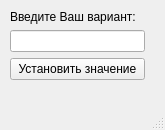
The window that My_Project/add_item.ui (alizalas/QtProject) describes before a commit, drawn with Qt 5.
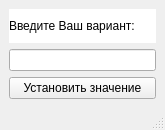
The same window after the commit.

What changed in the file:
```diff
--- a/My_Project/add_item.ui
+++ b/My_Project/add_item.ui
@@ -14,18 +14,12 @@
    <string>MainWindow</string>
   </property>
   <widget class="QWidget" name="centralwidget">
-   <widget class="QWidget" name="">
-    <property name="geometry">
-     <rect>
-      <x>10</x>
-      <y>10</y>
-      <width>135</width>
-      <height>70</height>
-     </rect>
-    </property>
     <layout class="QVBoxLayout" name="verticalLayout">
      <item>
       <widget class="QLabel" name="label">
+      <property name="styleSheet">
+       <string notr="true">background-color: rgb(255, 255, 255);</string>
+      </property>
        <property name="text">
         <string>Введите Ваш вариант:</string>
        </property>
@@ -42,7 +36,6 @@
       </widget>
      </item>
     </layout>
-   </widget>
   </widget>
   <widget class="QMenuBar" name="menubar">
    <property name="geometry">
```
Lines whose indentation alone changed are shown as unchanged.
